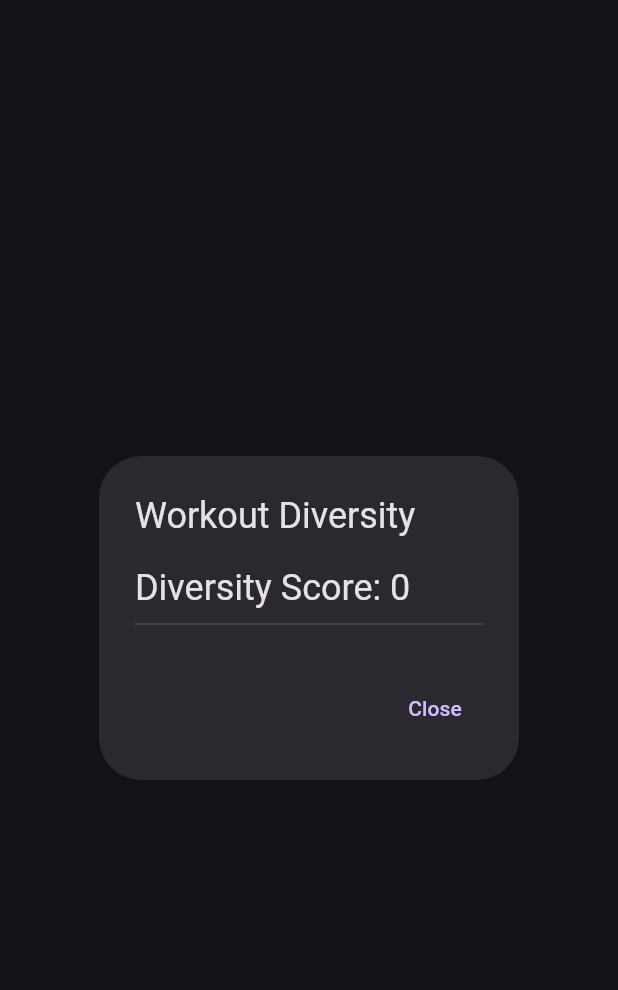
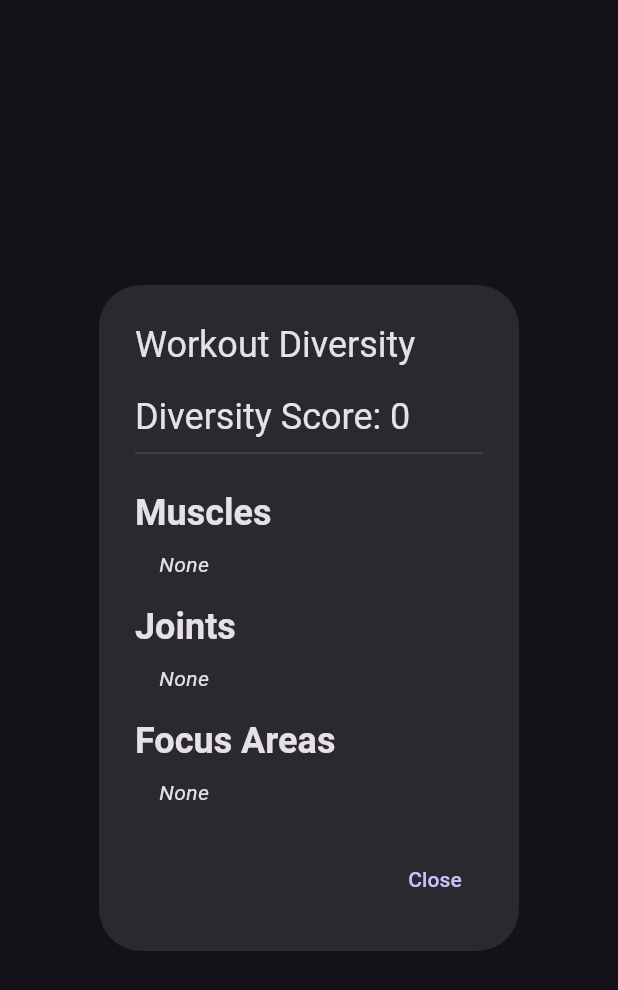
Before and after one commit to FlutterFriends/know_your_workout, a Flutter app: the WorkoutDiversityDialog widget shown alone on an empty page, opened directly, on a phone screen of 412 x 824 dp. Shown: the top 990 px of the screen. Run offline on Flutter 3.47's test engine with Material 3 defaults, Android fonts, the phone set to English and light mode, and no system bars.

Commit message:
Group targets by type

```diff
--- a/random_workout/lib/providers/app_state.dart
+++ b/random_workout/lib/providers/app_state.dart
@@ -139,4 +139,29 @@ class AppState extends ChangeNotifier {
     return _currentWorkout.fold(
         0, (sum, exercise) => sum + _calculateDiversityScore(exercise));
   }
+
+  Map<String, List<MapEntry<dynamic, int>>> getGroupedTargetCounts() {
+    Map<String, List<MapEntry<dynamic, int>>> groupedCounts = {
+      'Muscles': [],
+      'Joints': [],
+      'Focus Areas': [],
+    };
+
+    _targetCounts.entries.forEach((entry) {
+      if (entry.key is MuscleTarget) {
+        groupedCounts['Muscles']!.add(entry);
+      } else if (entry.key is JointTarget) {
+        groupedCounts['Joints']!.add(entry);
+      } else if (entry.key is FocusArea) {
+        groupedCounts['Focus Areas']!.add(entry);
+      }
+    });
+
+    // Sort each group
+    groupedCounts.forEach((key, value) {
+      value.sort((a, b) => b.value.compareTo(a.value));
+    });
+
+    return groupedCounts;
+  }
 }
--- a/random_workout/lib/widgets/workout/workout_diversity_dialog.dart
+++ b/random_workout/lib/widgets/workout/workout_diversity_dialog.dart
@@ -1,7 +1,7 @@
 import 'package:flutter/material.dart';
 import 'package:provider/provider.dart';
+import 'package:random_workout/providers/app_state.dart';
 import 'package:random_workout/models/exercise.dart';
-import 'package:random_workout/providers/app_state.dart';
 
 class WorkoutDiversityDialog extends StatelessWidget {
   const WorkoutDiversityDialog({Key? key}) : super(key: key);
@@ -9,10 +9,10 @@ class WorkoutDiversityDialog extends StatelessWidget {
   @override
   Widget build(BuildContext context) {
     final appState = Provider.of<AppState>(context);
-    final sortedTargets = appState.getSortedTargetCounts();
+    final groupedTargets = appState.getGroupedTargetCounts();
 
     return AlertDialog(
-      title: Text('Workout Diversity'),
+      title: const Text('Workout Diversity'),
       content: SingleChildScrollView(
         child: ListBody(
           children: [
@@ -21,16 +21,8 @@ class WorkoutDiversityDialog extends StatelessWidget {
               style: Theme.of(context).textTheme.headlineSmall,
             ),
             const Divider(),
-            ...sortedTargets.map((entry) => Padding(
-                  padding: const EdgeInsets.symmetric(vertical: 4.0),
-                  child: Row(
-                    mainAxisAlignment: MainAxisAlignment.spaceBetween,
-                    children: [
-                      Text(_getTargetLabel(entry.key)),
-                      Text(entry.value.toString()),
-                    ],
-                  ),
-                )),
+            ...groupedTargets.entries.map(
+                (group) => _buildTargetGroup(context, group.key, group.value)),
           ],
         ),
       ),
@@ -41,6 +33,40 @@ class WorkoutDiversityDialog extends StatelessWidget {
             Navigator.of(context).pop();
           },
         ),
+      ],
+    );
+  }
+
+  Widget _buildTargetGroup(BuildContext context, String groupName,
+      List<MapEntry<dynamic, int>> targets) {
+    return Column(
+      crossAxisAlignment: CrossAxisAlignment.start,
+      children: [
+        Padding(
+          padding: const EdgeInsets.only(top: 16.0, bottom: 8.0),
+          child: Text(
+            groupName,
+            style: Theme.of(context)
+                .textTheme
+                .headlineSmall
+                ?.copyWith(fontWeight: FontWeight.bold),
+          ),
+        ),
+        ...targets.map((entry) => Padding(
+              padding: const EdgeInsets.symmetric(vertical: 4.0),
+              child: Row(
+                mainAxisAlignment: MainAxisAlignment.spaceBetween,
+                children: [
+                  Text(_getTargetLabel(entry.key)),
+                  Text(entry.value.toString()),
+                ],
+              ),
+            )),
+        if (targets.isEmpty)
+          const Padding(
+            padding: EdgeInsets.only(left: 16.0),
+            child: Text('None', style: TextStyle(fontStyle: FontStyle.italic)),
+          ),
       ],
     );
   }
```
